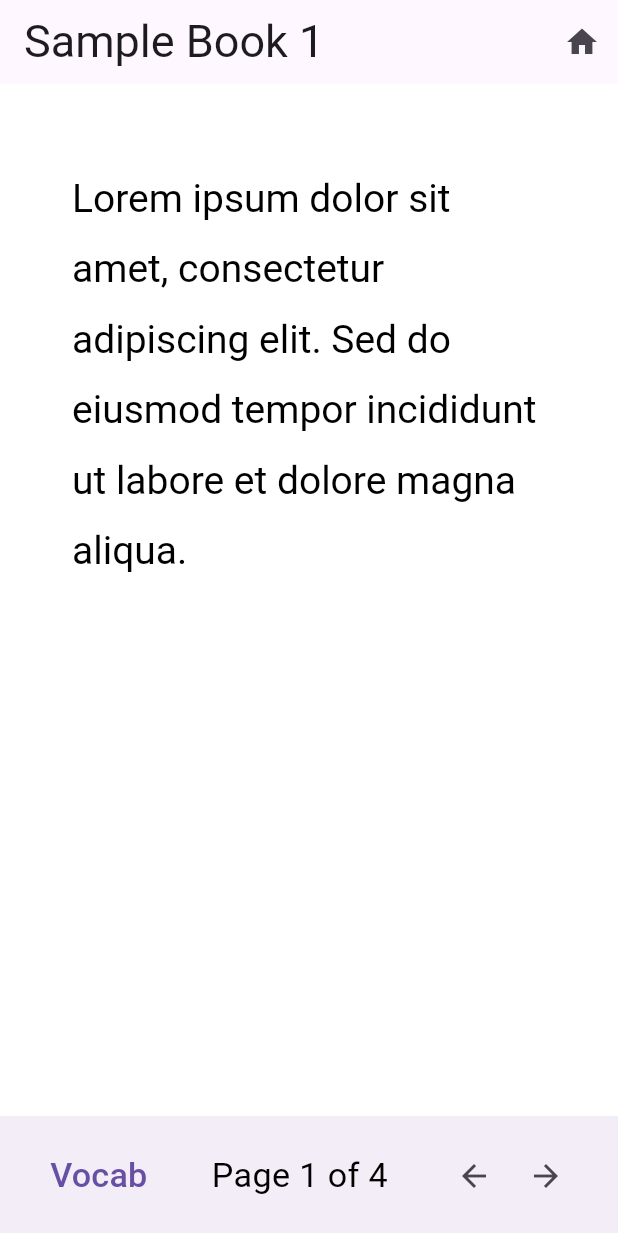
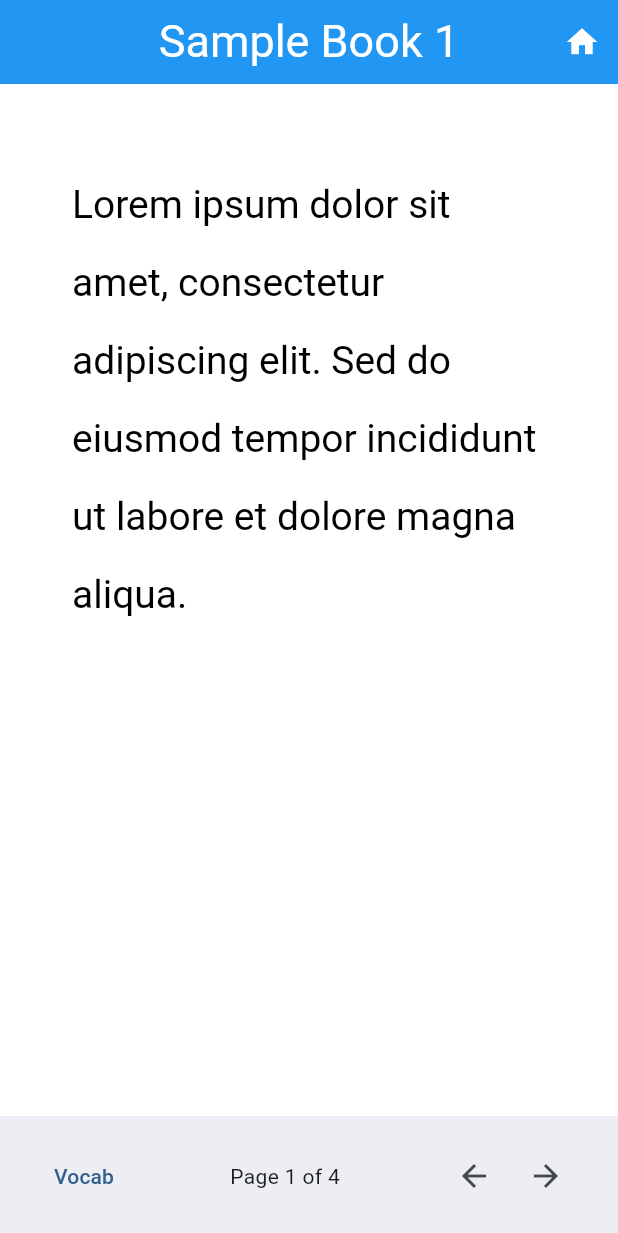
Before and after one commit to spencerwjensen96/langread, a Flutter app: the screen it shows after launch, item 2 of the bottom bar chosen, on a phone screen of 412 x 824 dp. Shown: the top 1233 px of the screen. Run offline on Flutter 3.47's test engine with Material 3 defaults, Android fonts, the phone set to English and light mode, and no system bars; our stand-ins replace file_picker, flutter_dotenv; missing offline and left inert: deepl_dart; network calls fail.

Commit message:
theme structure

```diff
--- /dev/null
+++ b/lib/config/ThemeData.dart
@@ -0,0 +1,104 @@
+import 'package:flutter/material.dart';
+
+// class AppTheme {
+//   static ThemeData lightTheme = ThemeData(
+//     primarySwatch: Colors.blue,
+//     brightness: Brightness.light,
+//     primaryColor: Colors.blue,
+//     primaryColorLight: Colors.blueAccent,
+//     visualDensity: VisualDensity.adaptivePlatformDensity,
+//     appBarTheme: const AppBarTheme(
+//       color: Colors.grey,
+//     ),
+//   );
+
+//   static ThemeData darkTheme = ThemeData(
+//     brightness: Brightness.dark,
+//     primaryColor: Colors.grey[900],
+//     primaryColorDark: Colors.blueAccent,
+//     appBarTheme: AppBarTheme(
+//       color: Colors.grey[900],
+//     ),
+//   );
+// }
+class AppTheme {
+  static final ThemeData lightTheme = ThemeData(
+    useMaterial3: true,
+    brightness: Brightness.light,
+    colorScheme: ColorScheme.fromSeed(
+      seedColor: Colors.blue,
+      brightness: Brightness.light,
+    ),
+    // textTheme: GoogleFonts.rubikTextTheme(ThemeData.light().textTheme),
+    appBarTheme: const AppBarTheme(
+      elevation: 0,
+      centerTitle: true,
+      backgroundColor: Colors.blue,
+      foregroundColor: Colors.white,
+    ),
+    elevatedButtonTheme: ElevatedButtonThemeData(
+      style: ElevatedButton.styleFrom(
+        foregroundColor: Colors.white,
+        backgroundColor: Colors.blue,
+        elevation: 2,
+        padding: EdgeInsets.symmetric(horizontal: 16, vertical: 12),
+        shape: RoundedRectangleBorder(
+          borderRadius: BorderRadius.circular(8),
+        ),
+      ),
+    ),
+    cardTheme: CardTheme(
+      elevation: 2,
+      shape: RoundedRectangleBorder(
+        borderRadius: BorderRadius.circular(12),
+      ),
+    ),
+    inputDecorationTheme: InputDecorationTheme(
+      border: OutlineInputBorder(
+        borderRadius: BorderRadius.circular(8),
+      ),
+      filled: true,
+      fillColor: Colors.grey[200],
+    ),
+  );
+
+  static final ThemeData darkTheme = ThemeData(
+    useMaterial3: true,
+    brightness: Brightness.dark,
+    colorScheme: ColorScheme.fromSeed(
+      seedColor: Colors.blue,
+      brightness: Brightness.dark,
+    ),
+    // textTheme: GoogleFonts.rubikTextTheme(ThemeData.dark().textTheme),
+    appBarTheme: AppBarTheme(
+      elevation: 0,
+      centerTitle: true,
+      backgroundColor: Colors.grey[900],
+      foregroundColor: Colors.white,
+    ),
+    elevatedButtonTheme: ElevatedButtonThemeData(
+      style: ElevatedButton.styleFrom(
+        foregroundColor: Colors.white,
+        backgroundColor: Colors.blue[700],
+        elevation: 2,
+        padding: EdgeInsets.symmetric(horizontal: 16, vertical: 12),
+        shape: RoundedRectangleBorder(
+          borderRadius: BorderRadius.circular(8),
+        ),
+      ),
+    ),
+    cardTheme: CardTheme(
+      elevation: 2,
+      shape: RoundedRectangleBorder(
+        borderRadius: BorderRadius.circular(12),
+      ),
+    ),
+    inputDecorationTheme: InputDecorationTheme(
+      border: OutlineInputBorder(
+        borderRadius: BorderRadius.circular(8),
+      ),
+      filled: true,
+      fillColor: Colors.grey[800],
+    ),
+  );
+}
--- a/lib/main.dart
+++ b/lib/main.dart
@@ -4,6 +4,7 @@ import 'package:flutter_dotenv/flutter_dotenv.dart';
 
 import 'views/home_screen.dart';
 import 'models/settings.dart';
+import 'config/ThemeData.dart';
 
 void main() async {
   await dotenv.load(fileName: ".env");
@@ -22,22 +23,8 @@ class MyApp extends StatelessWidget {
       builder: (context, settings, child) {
         return MaterialApp(
           title: 'LangRead',
-          theme: ThemeData(
-            primarySwatch: Colors.blue,
-            visualDensity: VisualDensity.adaptivePlatformDensity,
-            textTheme: Theme.of(context).textTheme.apply(
-              bodyColor: Colors.black,
-              displayColor: Colors.black,
-              fontSizeFactor: settings.fontSize / 16,
-            ),
-          ),
-          darkTheme: ThemeData.dark().copyWith(
-            textTheme: Theme.of(context).textTheme.apply(
-              bodyColor: Colors.white,
-              displayColor: Colors.white,
-              fontSizeFactor: settings.fontSize / 16,
-            ),
-          ),
+          theme: AppTheme.lightTheme,
+          darkTheme: AppTheme.darkTheme,
           themeMode: settings.themeMode,
           home: HomeScreen(),
         );
--- a/lib/models/book.dart
+++ b/lib/models/book.dart
@@ -1,8 +1,3 @@
-import 'dart:ffi';
-
-// import 'package:uuid/uuid.dart';
-
-// lib/models/book.dart
 class Book {
   final int id;
   final String title;
--- a/lib/models/settings.dart
+++ b/lib/models/settings.dart
@@ -2,7 +2,7 @@ import 'package:flutter/material.dart';
 
 class SettingsModel extends ChangeNotifier {
   double _fontSize = 26.0;
-  double _lineHeight = 1.8;
+  double _lineHeight = 2;
   ThemeMode _themeMode = ThemeMode.system;
 
   double get fontSize => _fontSize;
--- /dev/null
+++ b/lib/utils/utils.dart
@@ -0,0 +1,7 @@
+bool listEquals<T>(List<T> a, List<T> b) {
+  if (a.length != b.length) return false;
+  for (int i = 0; i < a.length; i++) {
+    if (a[i] != b[i]) return false;
+  }
+  return true;
+}
--- a/lib/views/components/SentenceScramble.dart
+++ b/lib/views/components/SentenceScramble.dart
@@ -1,4 +1,5 @@
 import 'package:flutter/material.dart';
+import '../../utils/utils.dart';
 
 class SentenceScramble extends StatefulWidget {
   final String originalSentence;
@@ -24,9 +25,6 @@ class _SentenceScrambleState extends State<SentenceScramble> {
   @override
   void initState() {
     super.initState();
-    print(widget.translatedSentence);
-    print(widget.originalSentence);
-
     _initializeWords();
   }
 
@@ -159,14 +157,10 @@ class _SentenceScrambleState extends State<SentenceScramble> {
             },
             onWillAcceptWithDetails: (data) => data != "Bad Input",
             onAcceptWithDetails: (data) => _updateUserAnswer(data.data),
-            // onLeave: (data) {
-            //   print("leaving $data");
-            // },
           ),
           SizedBox(height: 16),
           ElevatedButton(
             onPressed: _onSubmit,
-            // userAnswer.length == orderedWords.length ? _onSubmit : null,
             child: Text('Submit'),
           ),
         ],
@@ -174,11 +168,3 @@ class _SentenceScrambleState extends State<SentenceScramble> {
     );
   }
 }
-
-bool listEquals<T>(List<T> a, List<T> b) {
-  if (a.length != b.length) return false;
-  for (int i = 0; i < a.length; i++) {
-    if (a[i] != b[i]) return false;
-  }
-  return true;
-}
--- a/lib/views/components/SmoothPageView.dart
+++ b/lib/views/components/SmoothPageView.dart
@@ -42,7 +42,6 @@ class _SmoothPageViewState extends State<SmoothPageView> {
       _hasInteracted = true;
     });
     _interactedWords.add(word);
-    // print(_interactedWords);
   }
 
   void _navigateToPreviousPage() {
@@ -51,7 +50,6 @@ class _SmoothPageViewState extends State<SmoothPageView> {
         duration: const Duration(milliseconds: 300),
         curve: Curves.easeInOut,
       );
-      // _interactedWords.clear();
     }
   }
 
@@ -61,7 +59,6 @@ class _SmoothPageViewState extends State<SmoothPageView> {
         duration: const Duration(milliseconds: 300),
         curve: Curves.easeInOut,
       );
-      // _interactedWords.clear();
     }
   }
 
--- a/lib/views/settings_view.dart
+++ b/lib/views/settings_view.dart
@@ -35,7 +35,7 @@ class SettingsView extends StatelessWidget {
                 value: settings.lineHeight,
                 min: 1.0,
                 max: 2.5,
-                divisions: 10,
+                divisions: 15,
                 label: settings.lineHeight.toString(),
                 onChanged: (value) {
                   settings.setLineHeight(value);
```
Also changed, not shown: lib/views/components/QuizPopup.dart (+0 -17 lines).
